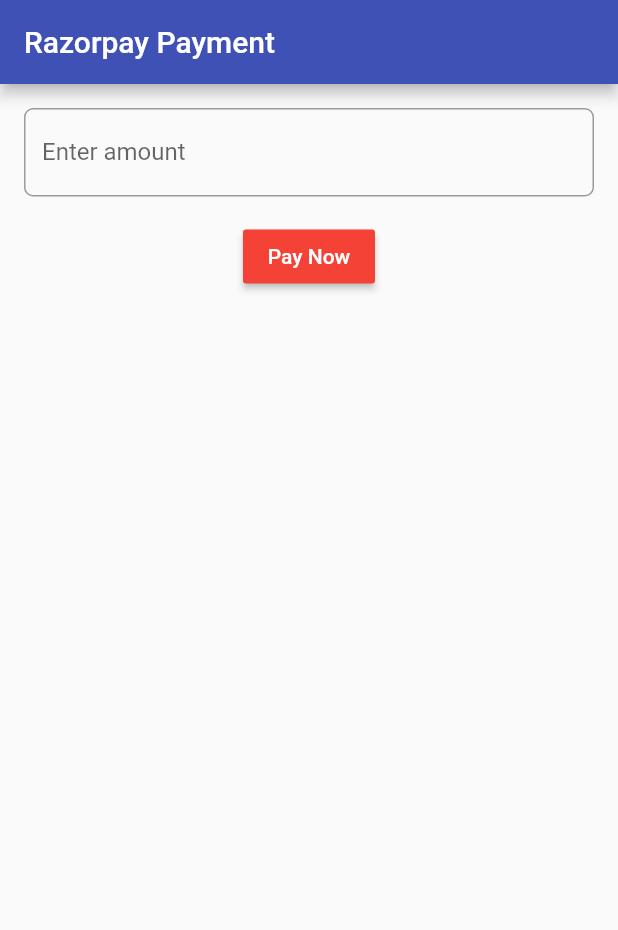
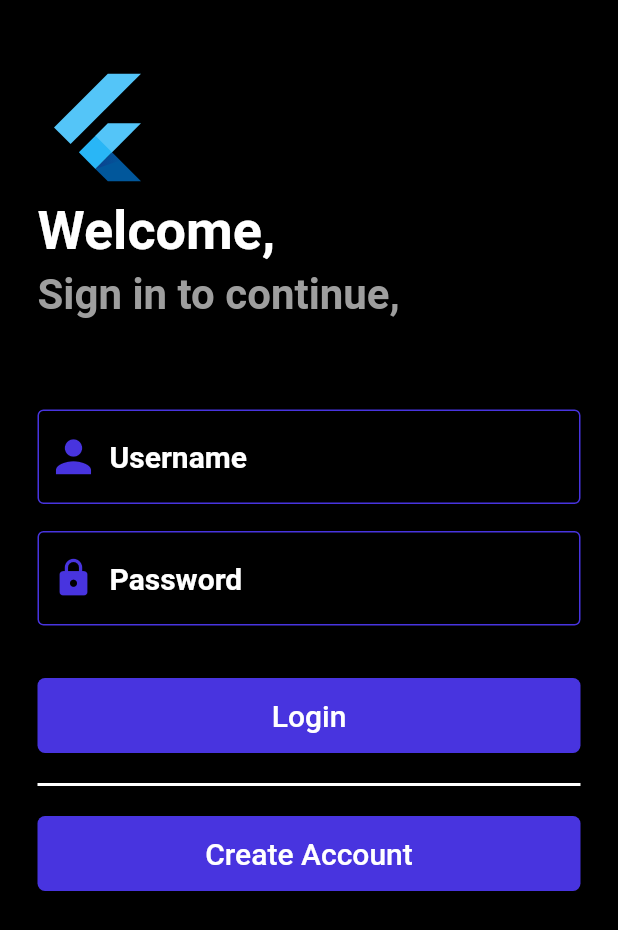
Before and after one commit to champ96k/Flutter-Razorpay-Payment-Integrate-, a Flutter app: the screen it shows after launch, on a phone screen of 412 x 824 dp. Shown: the top 930 px of the screen. Run offline on Flutter 3.47's test engine with Material 2 defaults, Android fonts, the phone set to English and light mode, and no system bars; our stand-ins replace fluttertoast; missing offline and left inert: razorpay_flutter.

Commit message:
login added

```diff
--- /dev/null
+++ b/lib/UI/Login.dart
@@ -0,0 +1,194 @@
+import 'package:flutter/material.dart';
+
+import 'HomeScreen.dart';
+
+
+class Loginpage extends StatefulWidget {
+  @override
+  _LoginpageState createState() => _LoginpageState();
+}
+
+class _LoginpageState extends State<Loginpage> {
+  String name = "";
+  String email = "ujjvalsinha@gmail.com";
+  String password = "sinha";
+  Color col;
+  final emailobj = TextEditingController();
+  final passwordobj = TextEditingController();
+  succesful() {
+    setState(() {
+      if (emailobj.text == email && passwordobj.text == password) {
+        name = "Login Successful";
+        col = Color(0xFF019031);
+      } else {
+        name = 'Login Failed!';
+        col = Color(0xFFBA2F16);
+      }
+    });
+  }
+
+  @override
+  Widget build(BuildContext context) {
+    return Scaffold(
+      backgroundColor: Colors.black,
+      body: SingleChildScrollView(
+              child: Container(
+          margin: EdgeInsets.all(25),
+          child: Column(
+            mainAxisAlignment: MainAxisAlignment.center,
+            children: <Widget>[
+              Container(
+                alignment: Alignment.topLeft,
+                margin: EdgeInsets.only(bottom: 8,top: 20),
+                child: new FlutterLogo(
+                  size: 80.0,
+                ),
+              ),
+              Container(
+                alignment: Alignment.topLeft,
+                margin: EdgeInsets.only(bottom: 5),
+                child: Text(
+                  "Welcome,",
+                  style: TextStyle(
+                      fontSize: 36,
+                      color: Colors.white,
+                      fontWeight: FontWeight.bold),
+                ),
+              ),
+              Container(
+                alignment: Alignment.topLeft,
+                margin: EdgeInsets.only(bottom: 25),
+                child: Text(
+                  "Sign in to continue,",
+                  style: TextStyle(
+                      fontSize: 28,
+                      color: Colors.grey,
+                      fontWeight: FontWeight.bold),
+                ),
+              ),
+              SizedBox(
+                height: 35,
+              ),
+              Container(
+                margin: EdgeInsets.only(bottom: 18),
+                // margin: EdgeInsets.fromLTRB(25, 7, 25, 15),
+                child: TextField(
+                  controller: emailobj,
+                  decoration: InputDecoration(
+                      enabledBorder: OutlineInputBorder(
+                          borderSide: BorderSide(color: Color(0xFF4834DF))),
+                      filled: true,
+                      fillColor: Colors.transparent,
+                      hintText: "Username",
+                      hintStyle: TextStyle(
+                          fontSize: 20.0,
+                          color: Colors.white,
+                          fontWeight: FontWeight.bold),
+                      prefixIcon: const Icon(
+                        Icons.person,
+                        size: 35,
+                        color: Color(0xFF4834DF),
+                      ),
+                      border: OutlineInputBorder(
+                        borderRadius: BorderRadius.circular(8),
+                      )),
+                ),
+              ),
+              Container(
+
+                child: TextField(
+                  controller: passwordobj,
+                  obscureText: true,
+                  decoration: InputDecoration(
+                      enabledBorder: OutlineInputBorder(
+                          borderSide: BorderSide(color: Color(0xFF4834DF))),
+                      filled: true,
+                      fillColor: Colors.transparent,
+                      hintText: "Password",
+                      hintStyle: TextStyle(
+                          fontSize: 20.0,
+                          color: Colors.white,
+                          fontWeight: FontWeight.bold),
+                      prefixIcon: const Icon(
+                        Icons.lock,
+                        size: 28,
+                        color: Color(0xFF4834DF),
+                      ),
+                      border: OutlineInputBorder(
+                          borderRadius: BorderRadius.circular(8))),
+                ),
+              ),
+              Padding(
+                padding: EdgeInsets.fromLTRB(25, 20, 25, 15),
+              ),
+              MaterialButton(
+                  color: Color(0xFF4834DF),
+                  height: 50,
+                  minWidth: 365,
+                  splashColor: Colors.green,
+                  child: Text(
+                    "Login",
+                    style: TextStyle(fontSize: 20.0),
+                  ),
+                  textColor: Colors.white,
+                  shape: RoundedRectangleBorder(
+                      borderRadius: BorderRadius.circular(5)),
+                  onPressed: () {
+                   Navigator.push(
+                      context,
+                      MaterialPageRoute(builder: (context) =>HomeScreen()),
+                    );
+                  }),
+              Padding(
+                padding: EdgeInsets.fromLTRB(25, 5, 25, 15),
+              ),
+              SizedBox(
+                height: 2,
+                width: 365,
+                child: const DecoratedBox(
+                  decoration: const BoxDecoration(color: Colors.white),
+                ),
+              ),
+              Padding(
+                padding: EdgeInsets.fromLTRB(25, 5, 25, 15),
+              ),
+              MaterialButton(
+                  color: Color(0xFF4834DF),
+                  height: 50,
+                  minWidth: 365,
+                  splashColor: Colors.green,
+                  child: Text(
+                    "Create Account",
+                    style: TextStyle(fontSize: 20.0),
+                  ),
+                  textColor: Colors.white,
+                  shape: RoundedRectangleBorder(
+                      borderRadius: BorderRadius.circular(5)),
+                  onPressed: () {
+
+                  }),
+              SizedBox(
+                height: 35,
+              ),
+              Container(
+                child: Text(
+                  name,
+                  style: TextStyle(fontSize: 25, color: col),
+                ),
+              ),
+              Container(
+                  margin: EdgeInsets.only(top: 80),
+                  child: Text("",
+
+                    style: TextStyle(
+                        fontSize: 18,
+                        color: Colors.grey,
+                        fontWeight: FontWeight.bold),
+                  ))
+            ],
+          ),
+        ),
+      ),
+    );
+  }
+}
--- a/lib/main.dart
+++ b/lib/main.dart
@@ -1,5 +1,5 @@
 import 'package:flutter/material.dart';
-import 'package:razorpay_payment_integrate/UI/HomeScreen.dart';
+import 'package:razorpay_payment_integrate/UI/Login.dart';
 
 void main() {
   runApp(MyApp());
@@ -11,7 +11,7 @@
     return MaterialApp(
       debugShowCheckedModeBanner: false,
       title: "Razorpay Payment",
-      home: HomeScreen(),
+      home: Loginpage(),
     );
   }
 }
```
Also changed, not shown: pubspec.lock, 3 other files.
